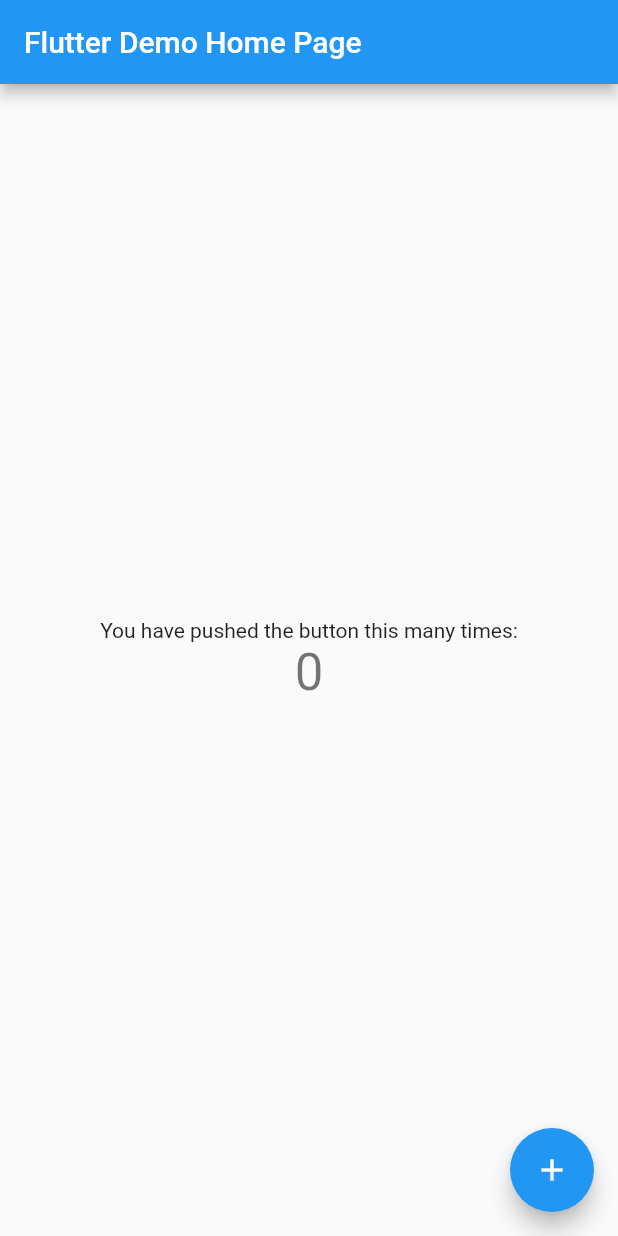
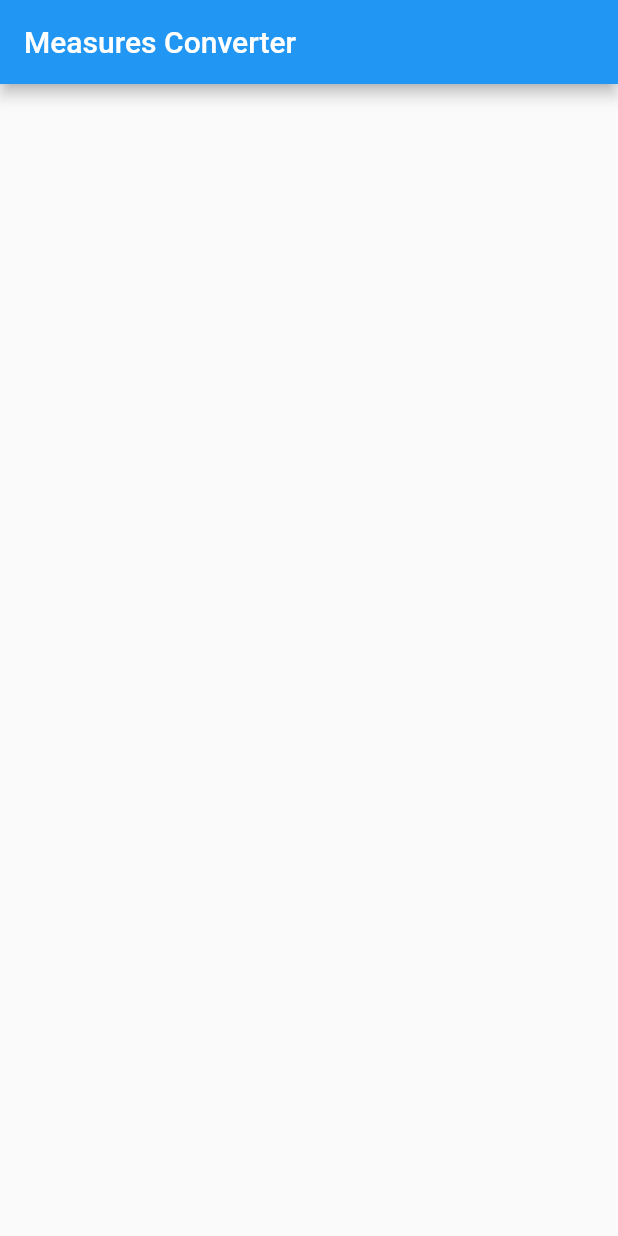
Before and after one commit to usersina/flutter-apps-collection, a Flutter app: the screen it shows after launch, on a phone screen of 412 x 824 dp. Run offline on Flutter 3.47's test engine with Material 2 defaults, Android fonts, the light colour scheme and no system bars.

Commit message:
clean up boilerplate

```diff
--- a/measures_converter/lib/main.dart
+++ b/measures_converter/lib/main.dart
@@ -7,109 +7,28 @@
 class MyApp extends StatelessWidget {
   const MyApp({Key? key}) : super(key: key);
 
-  // This widget is the root of your application.
   @override
   Widget build(BuildContext context) {
     return MaterialApp(
-      title: 'Flutter Demo',
+      title: 'Measures Converter App',
       theme: ThemeData(
-        // This is the theme of your application.
-        //
-        // Try running your application with "flutter run". You'll see the
-        // application has a blue toolbar. Then, without quitting the app, try
-        // changing the primarySwatch below to Colors.green and then invoke
-        // "hot reload" (press "r" in the console where you ran "flutter run",
-        // or simply save your changes to "hot reload" in a Flutter IDE).
-        // Notice that the counter didn't reset back to zero; the application
-        // is not restarted.
         primarySwatch: Colors.blue,
       ),
-      home: const MyHomePage(title: 'Flutter Demo Home Page'),
+      home: const MainScreen(),
     );
   }
 }
 
-class MyHomePage extends StatefulWidget {
-  const MyHomePage({Key? key, required this.title}) : super(key: key);
-
-  // This widget is the home page of your application. It is stateful, meaning
-  // that it has a State object (defined below) that contains fields that affect
-  // how it looks.
-
-  // This class is the configuration for the state. It holds the values (in this
-  // case the title) provided by the parent (in this case the App widget) and
-  // used by the build method of the State. Fields in a Widget subclass are
-  // always marked "final".
-
-  final String title;
-
-  @override
-  State<MyHomePage> createState() => _MyHomePageState();
-}
-
-class _MyHomePageState extends State<MyHomePage> {
-  int _counter = 0;
-
-  void _incrementCounter() {
-    setState(() {
-      // This call to setState tells the Flutter framework that something has
-      // changed in this State, which causes it to rerun the build method below
-      // so that the display can reflect the updated values. If we changed
-      // _counter without calling setState(), then the build method would not be
-      // called again, and so nothing would appear to happen.
-      _counter++;
-    });
-  }
+class MainScreen extends StatelessWidget {
+  const MainScreen({Key? key}) : super(key: key);
 
   @override
   Widget build(BuildContext context) {
-    // This method is rerun every time setState is called, for instance as done
-    // by the _incrementCounter method above.
-    //
-    // The Flutter framework has been optimized to make rerunning build methods
-    // fast, so that you can just rebuild anything that needs updating rather
-    // than having to individually change instances of widgets.
     return Scaffold(
       appBar: AppBar(
-        // Here we take the value from the MyHomePage object that was created by
-        // the App.build method, and use it to set our appbar title.
-        title: Text(widget.title),
+        title: const Text("Measures Converter"),
       ),
-      body: Center(
-        // Center is a layout widget. It takes a single child and positions it
-        // in the middle of the parent.
-        child: Column(
-          // Column is also a layout widget. It takes a list of children and
-          // arranges them vertically. By default, it sizes itself to fit its
-          // children horizontally, and tries to be as tall as its parent.
-          //
-          // Invoke "debug painting" (press "p" in the console, choose the
-          // "Toggle Debug Paint" action from the Flutter Inspector in Android
-          // Studio, or the "Toggle Debug Paint" command in Visual Studio Code)
-          // to see the wireframe for each widget.
-          //
-          // Column has various properties to control how it sizes itself and
-          // how it positions its children. Here we use mainAxisAlignment to
-          // center the children vertically; the main axis here is the vertical
-          // axis because Columns are vertical (the cross axis would be
-          // horizontal).
-          mainAxisAlignment: MainAxisAlignment.center,
-          children: <Widget>[
-            const Text(
-              'You have pushed the button this many times:',
-            ),
-            Text(
-              '$_counter',
-              style: Theme.of(context).textTheme.headline4,
-            ),
-          ],
-        ),
-      ),
-      floatingActionButton: FloatingActionButton(
-        onPressed: _incrementCounter,
-        tooltip: 'Increment',
-        child: const Icon(Icons.add),
-      ), // This trailing comma makes auto-formatting nicer for build methods.
+      body: Container(),
     );
   }
 }
```
